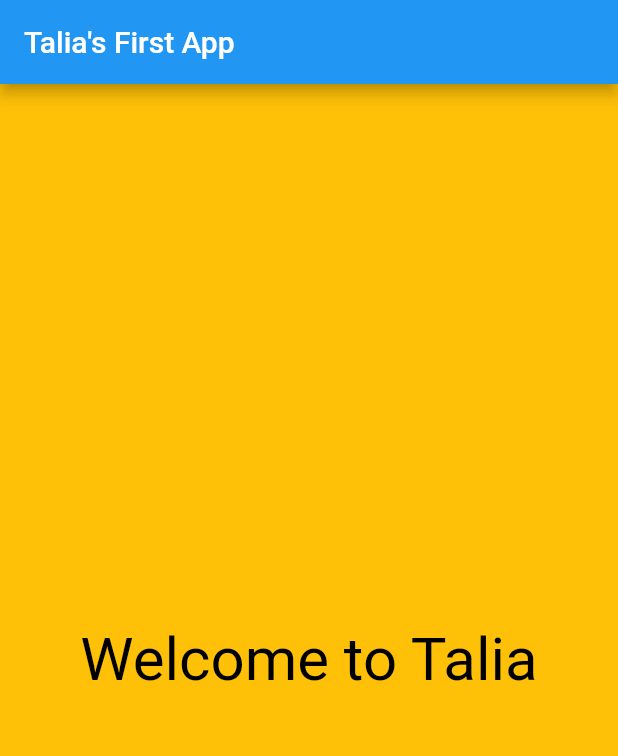
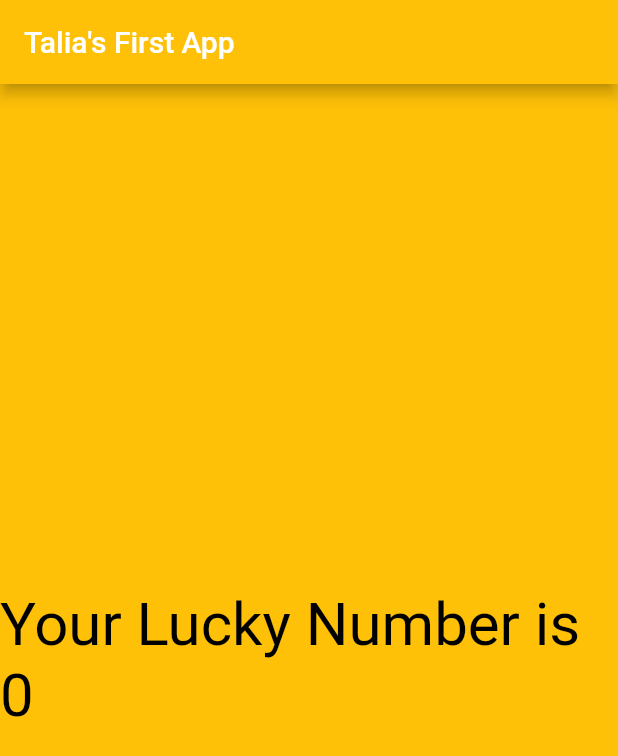
Before and after one commit to Jessicatcheyanou/talia, a Flutter app: the screen it shows after launch, on a phone screen of 412 x 824 dp. Shown: the top 756 px of the screen. Run offline on Flutter 3.47's test engine with Material 2 defaults, Android fonts, the phone set to English and light mode, and no system bars.

Commit message:
Jess | Organizing flutter code | create first function

```diff
--- a/lib/app_screens/home_screen.dart
+++ b/lib/app_screens/home_screen.dart
@@ -1,3 +1,5 @@
+import 'dart:math';
+
 import 'package:flutter/material.dart';
 
 class HomeScreen extends StatelessWidget {
@@ -8,11 +10,18 @@ class HomeScreen extends StatelessWidget {
       color: Colors.amber,
       child: Center(
         child: Text(
-          "Welcome to Talia",
+          generateLuckyNumber(),
           textDirection: TextDirection.ltr,
           style: TextStyle(color: Colors.black, fontSize: 40.0),
         ),
       ),
     );
   }
+
+  String generateLuckyNumber() {
+    var random = Random();
+    var luckyNumber = random.nextInt(10);
+
+    return "Your Lucky Number is $luckyNumber";
+  }
 }
--- a/lib/main.dart
+++ b/lib/main.dart
@@ -18,6 +18,7 @@ class MyApp extends StatelessWidget {
         home: Scaffold(
           appBar: AppBar(
             title: Text("Talia's First App"),
+            backgroundColor: Colors.amber,
           ),
           body: HomeScreen(),
         ));
```
